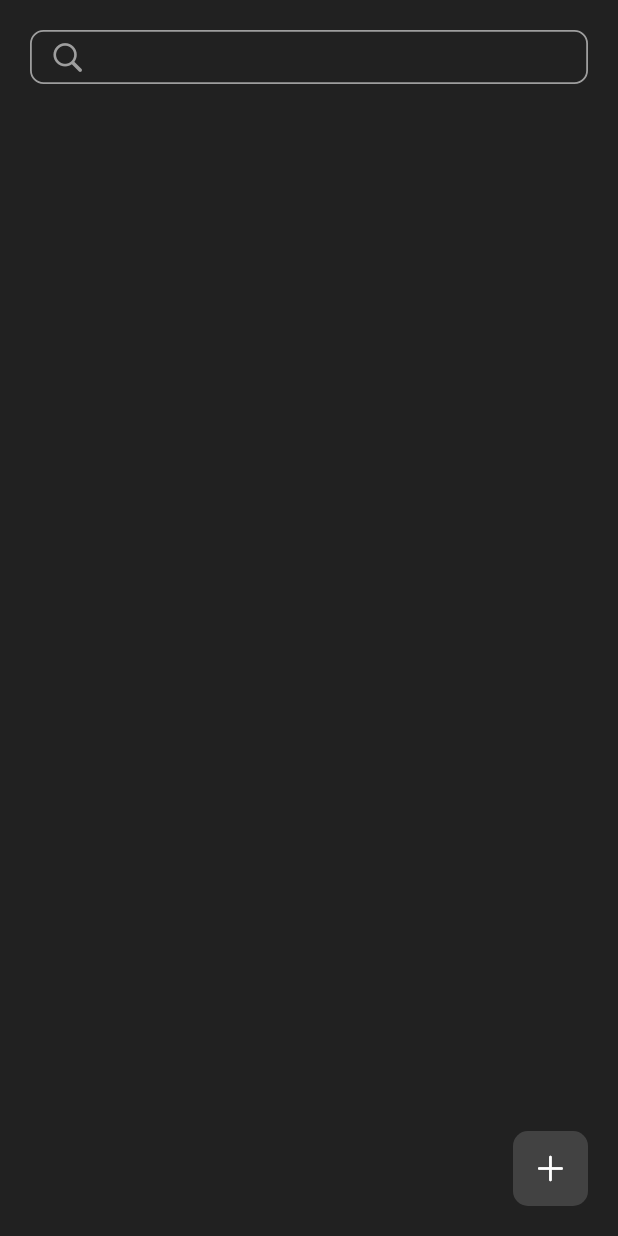
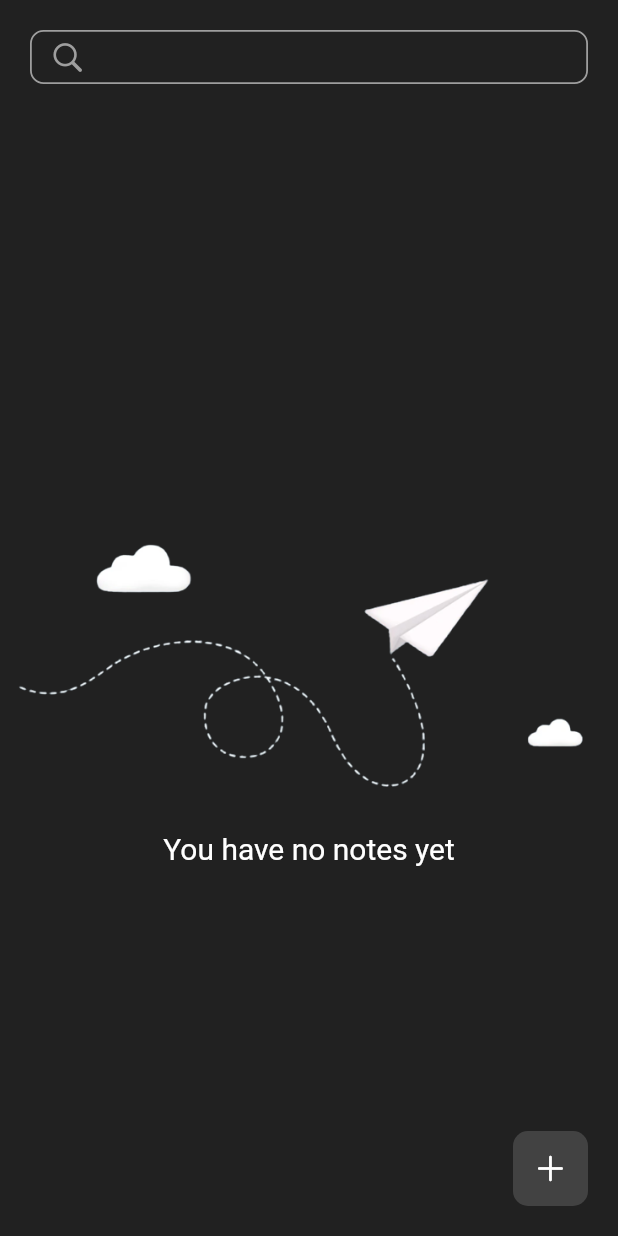
Before and after one commit to YesserBs/NotesApp, a Flutter app: the screen it shows after launch, on a phone screen of 412 x 824 dp. Run offline on Flutter 3.47's test engine with Material 2 defaults, Android fonts, the phone set to English and light mode, and no system bars; our stand-ins replace flutter_keyboard_visibility, get, sqflite; accounts and stored records are empty.

Commit message:
Normally finished, can always adjust and add some details and functionalities

```diff
--- a/lib/view/home/home_page.dart
+++ b/lib/view/home/home_page.dart
@@ -29,7 +29,8 @@ class HomePage extends StatelessWidget {
                       ],
                     ),
                     SizedBox(height: 30),
-                    Expanded(
+                    (dbController.data.value.length != 0)
+                    ? Expanded(
                       child: Obx(() => Container(
                         child: GridView.builder(
                           shrinkWrap: true,
@@ -86,7 +87,19 @@ class HomePage extends StatelessWidget {
                           },
                         ),
                       )),
-                    ),
+                    )
+                    : Expanded(child:
+                      Container(
+                          child: Column(
+                            mainAxisAlignment: MainAxisAlignment.center,
+                            children: [
+                              Image.asset("assets/emptyImg.png"),
+                              SizedBox(height: 20,),
+                              Text("You have no notes yet", style: TextStyle(color: Colors.white, fontSize: 20),)
+                            ],
+                          )
+                      )
+                    )
                   ],
                 ),
               ),
--- a/pubspec.yaml
+++ b/pubspec.yaml
@@ -64,8 +64,8 @@ flutter:
   uses-material-design: true
 
   # To add assets to your application, add an assets section, like this:
-  # assets:
-  #   - images/a_dot_burr.jpeg
+  assets:
+    - assets/
   #   - images/a_dot_ham.jpeg
 
   # An image asset can refer to one or more resolution-specific "variants", see
```
Also changed, not shown: lib/services/database_controller.dart (+11 -1 lines), assets/emptyImg.png (added), assets/emptyNotes.png (added).
